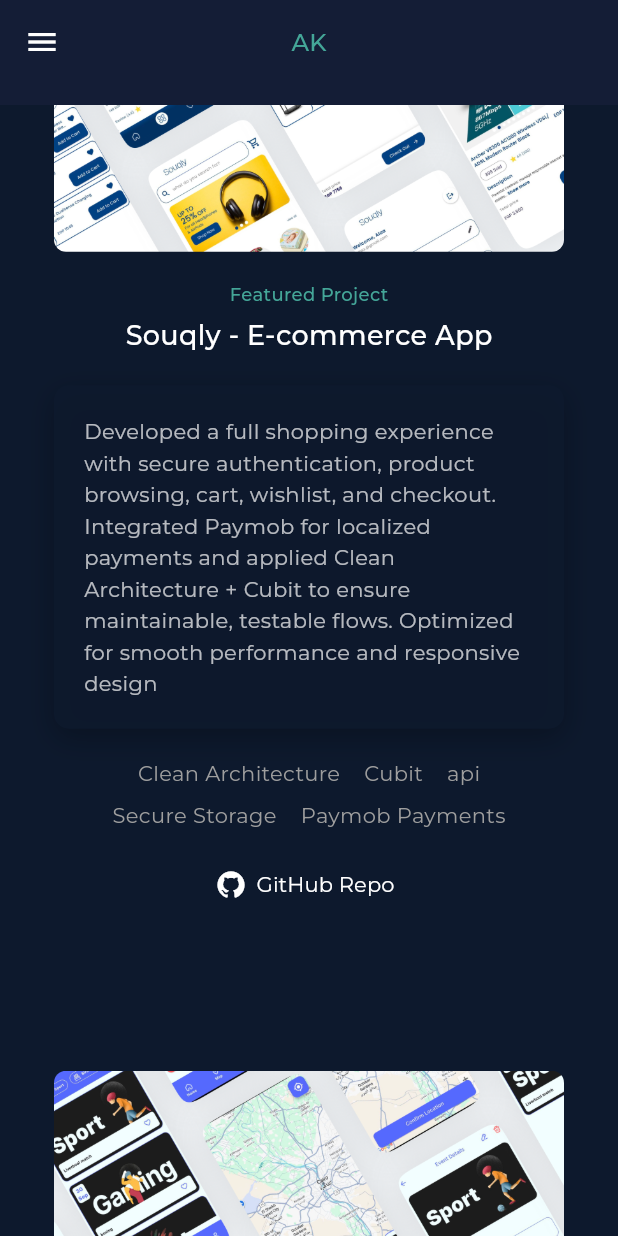
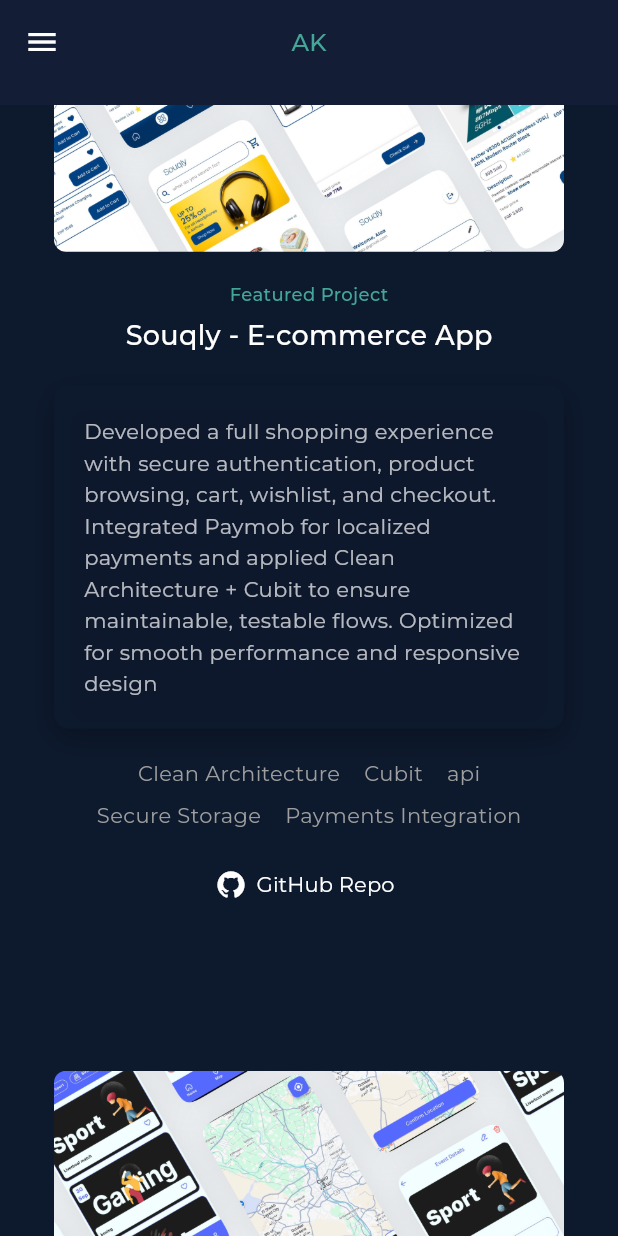
Before and after one commit to alaaHesham31/portfolio_app, a Flutter app: the screen it shows after launch, scrolled down 3456 dp, on a phone screen of 412 x 824 dp. Run offline on Flutter 3.47's test engine with Material 3 defaults, Android fonts, the phone set to English and light mode, and no system bars; our stand-ins replace animated_text_kit, font_awesome_flutter, smooth_page_indicator, visibility_detector.

Commit message:
Fix mobile overflow issue with chips

```diff
--- a/lib/sections/projects_section.dart
+++ b/lib/sections/projects_section.dart
@@ -39,7 +39,7 @@
           'Cubit',
           'api',
           'Secure Storage',
-          'Paymob Payments'
+          'Payments Integration'
         ],
         'image': 'assets/images/project2.png',
         'link': 'https://github.com/alaaHesham31/souqly_app',
```
Also changed, not shown: pubspec.lock.
